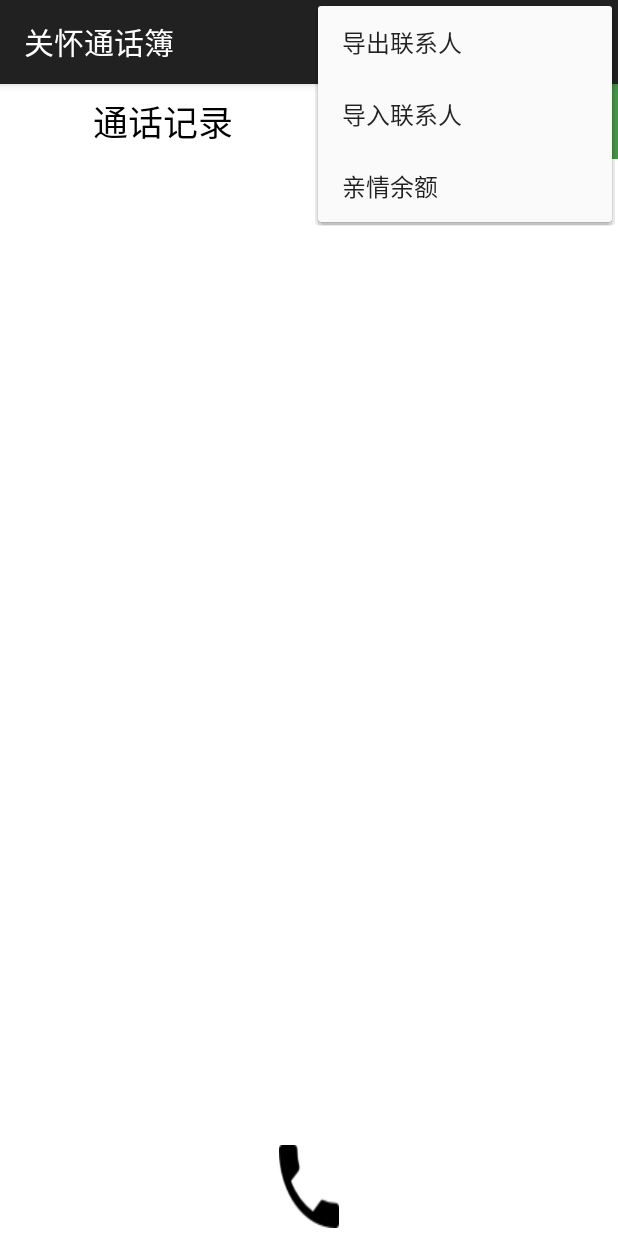
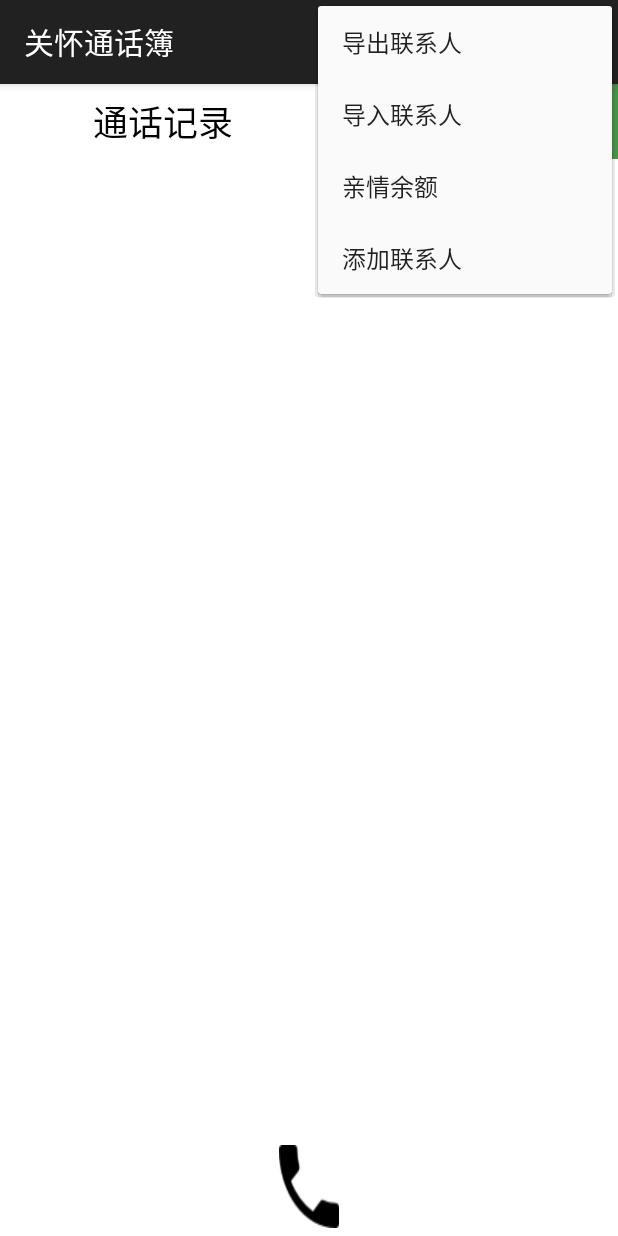
Before and after one commit to cooljacket/FamilyContactsList, an Android app: the screen it shows after launch (MainActivity), with the options menu open, on a phone screen of 412 x 824 dp. Run offline under Robolectric (Android 15) with nearby library versions, the phone set to English and light mode, and no system bars; 2 statements that could not run were skipped.

Commit message:
加了添加联系人进右上菜单

```diff
--- a/app/src/main/java/hw/happyjacket/com/familycontactlist/MainActivity.java
+++ b/app/src/main/java/hw/happyjacket/com/familycontactlist/MainActivity.java
@@ -194,6 +194,9 @@ public class MainActivity extends AppCompatActivity {
                 // do some settings...
                 Toast.makeText(MainActivity.this, "" + mRecordTab.getTimeStamp("18819461579"), Toast.LENGTH_SHORT).show();
                 return true;
+            case R.id.action_add_contact:
+                Toast.makeText(MainActivity.this, "添加联系人", Toast.LENGTH_SHORT).show();
+                return true;
             default:
                 return super.onOptionsItemSelected(item);
         }
--- a/app/src/main/res/menu/main_activity_actions.xml
+++ b/app/src/main/res/menu/main_activity_actions.xml
@@ -25,4 +25,9 @@
         android1:id="@+id/action_settings"
         android1:title="@string/action_family_money"
         android:showAsAction="never" />
+
+    <item
+        android1:id="@+id/action_add_contact"
+        android1:title="@string/action_add_contact"
+        android:showAsAction="never" />
 </menu>
--- a/app/src/main/res/values/strings.xml
+++ b/app/src/main/res/values/strings.xml
@@ -10,4 +10,5 @@
     <string name="action_push_to_cloud">导出到云端</string>
     <string name="action_pull_from_cloud">从云端导入</string>
     <string name="action_family_money">亲情余额</string>
+    <string name="action_add_contact">添加联系人</string>
 </resources>
```
